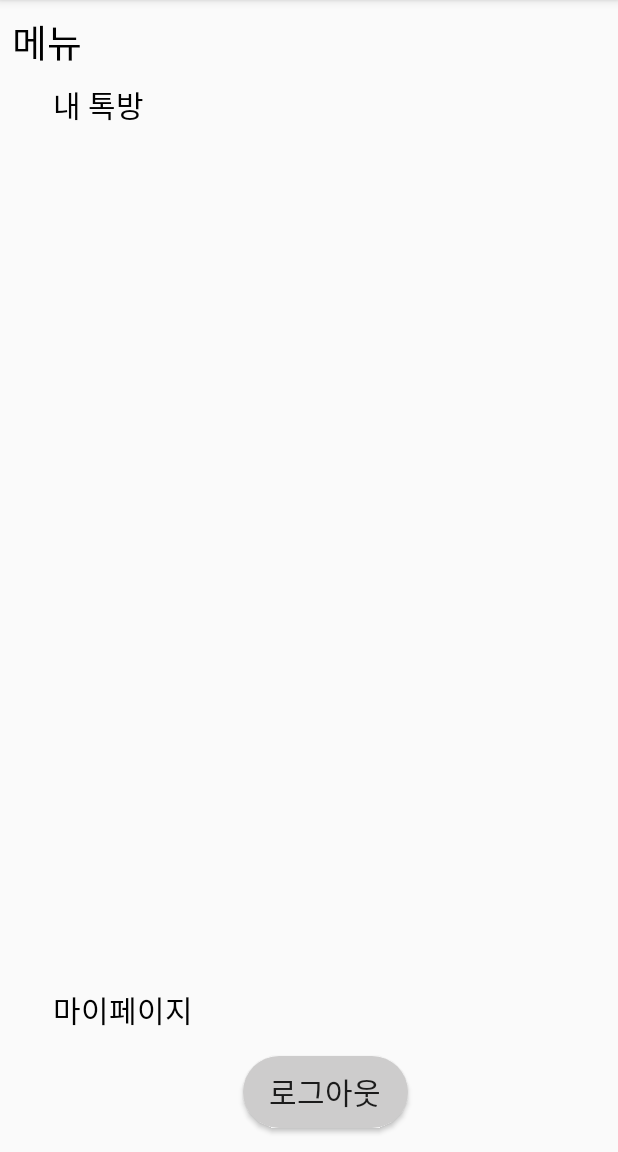
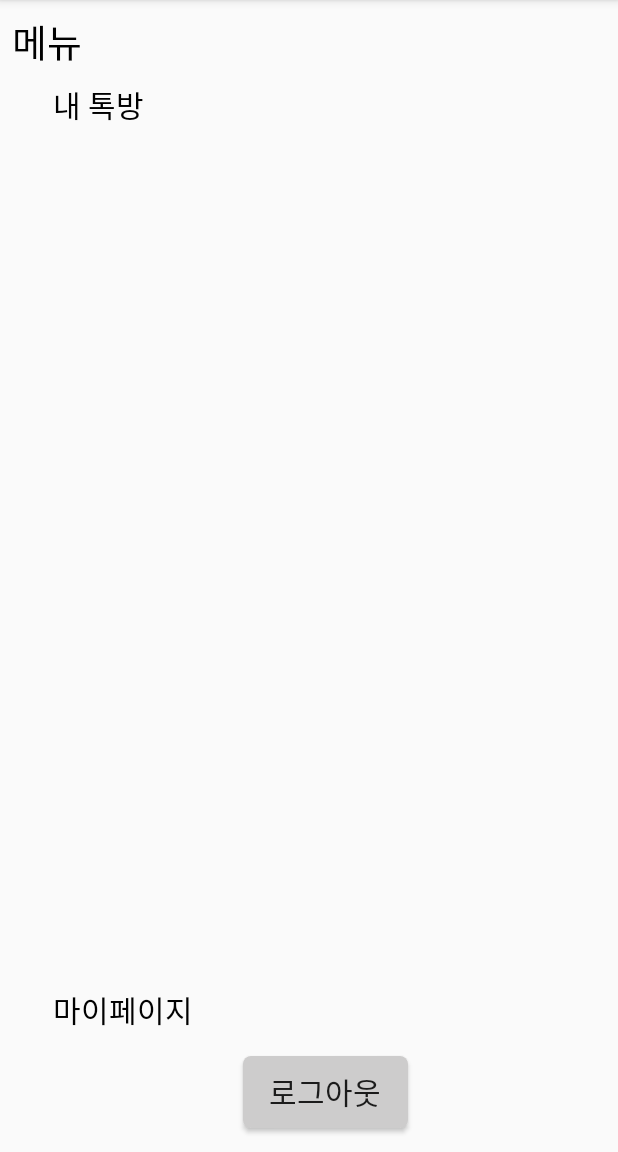
Before and after one commit to youth28/youth28_Client, an Android app: the MenuActivity screen opened directly, with no data from a screen before it, on a phone screen of 412 x 824 dp, the part 84-1236 px from its top. Run offline under Robolectric (Android 15) with nearby library versions, the phone set to English and light mode, and no system bars.

Commit message:
[UPDATE] talk.xml

```diff
--- a/android/app/src/main/res/drawable/round_shape.xml
+++ b/android/app/src/main/res/drawable/round_shape.xml
@@ -1,5 +1,5 @@
 <?xml version="1.0" encoding="utf-8"?>
 <shape xmlns:android="http://schemas.android.com/apk/res/android" android:shape="rectangle">
-    <solid android:color="#F8DCDC"/>
-    <corners android:radius="25dp"/>
+    <solid android:color="@color/white"/>
+    <corners android:radius="5dp"/>
 </shape>
--- a/android/app/src/main/res/layout/activity_talk.xml
+++ b/android/app/src/main/res/layout/activity_talk.xml
@@ -19,7 +19,7 @@
         android:id="@+id/linearLayout"
         android:layout_width="match_parent"
         android:layout_height="60dp"
-        android:background="#9C8F96"
+        android:background="#E3E3E3"
         android:gravity="center_vertical"
         android:orientation="horizontal"
         app:layout_constraintBottom_toBottomOf="parent"
@@ -45,6 +45,7 @@
             android:layout_weight="1"
             android:background="@drawable/round_shape"
             android:hint="내용을 입력해 주세요."
+            android:fontFamily="@font/appleneom"
             android:paddingLeft="12dp"
             android:textSize="20sp" />
 
```
